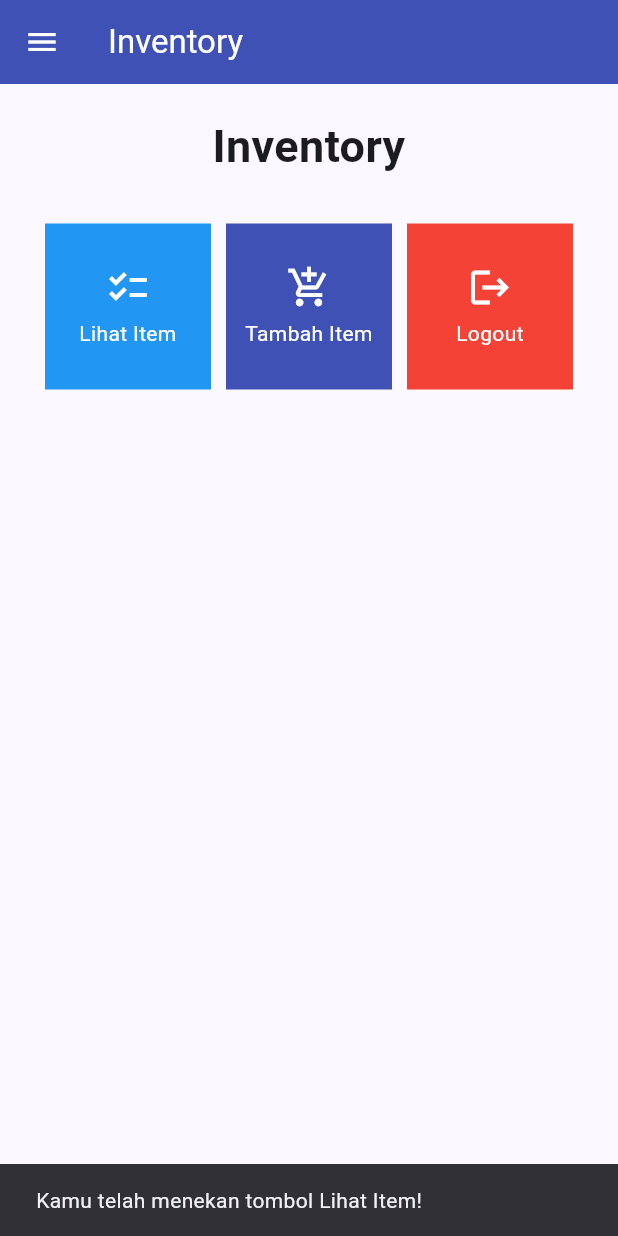
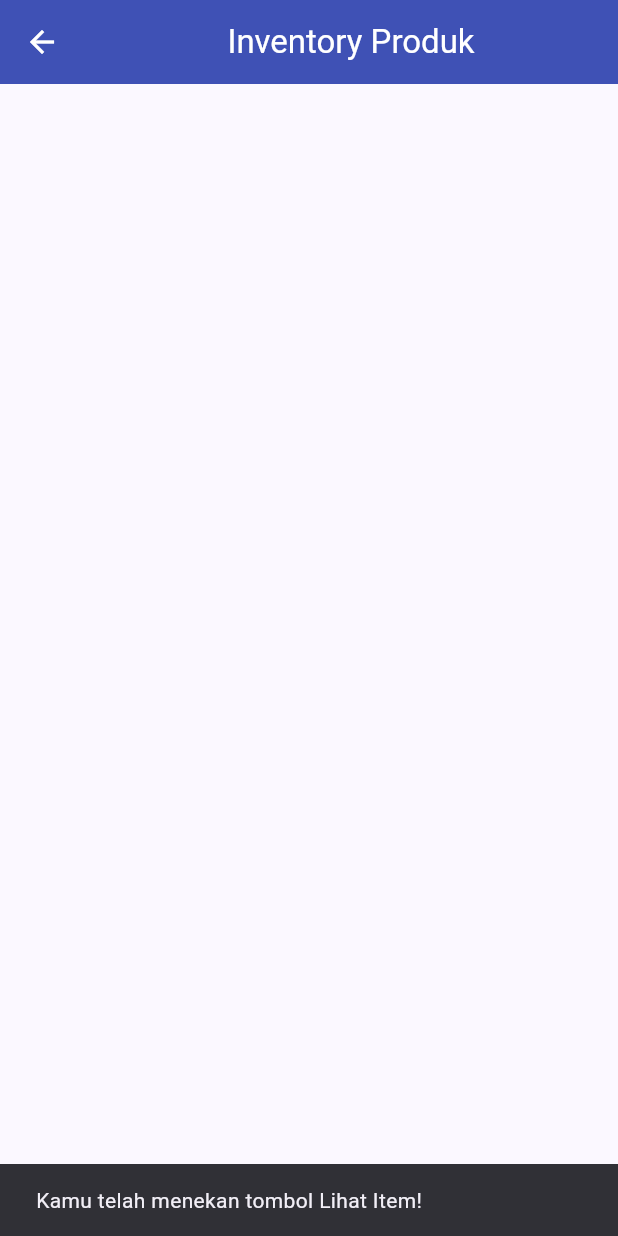
Before and after one commit to edbert2397/edbert_inventory_mobile, a Flutter app: the LeftDrawer widget shown alone on an empty page, opened directly, after a tap on "Halaman utama", after a tap on "Lihat Item", on a phone screen of 412 x 824 dp. Run offline on Flutter 3.47's test engine with Material 2 defaults, Android fonts, the phone set to English and light mode, and no system bars.

Commit message:
tugas 8 kelar

```diff
--- /dev/null
+++ b/lib/data.dart
@@ -0,0 +1,8 @@
+class Data {
+  String name;
+  int amount;
+  String description;
+
+  Data(this.name,this.amount,this.description);
+  static final List<Data> objects = [];
+}
--- /dev/null
+++ b/lib/screens/DaftarItem.dart
@@ -0,0 +1,41 @@
+import 'package:flutter/material.dart';
+import 'package:inventory/data.dart';
+class DaftarItem extends StatelessWidget {
+  const DaftarItem({super.key});
+
+  @override
+  Widget build(BuildContext context) {
+    return Scaffold(
+      appBar: AppBar(
+        title: const Center(
+          child: Text("Inventory Produk"),
+        ),
+        backgroundColor: Colors.indigo,
+        foregroundColor: Colors.white,
+      ),
+      body: GridView.builder(
+        gridDelegate: const SliverGridDelegateWithFixedCrossAxisCount(
+          crossAxisCount: 3,
+        ),
+        itemCount: Data.objects.length,
+        itemBuilder:(context,index){
+          final data = Data.objects[index];
+          return Card(
+            child: Padding(
+              padding: EdgeInsets.all(8),
+              child: Column(
+                mainAxisAlignment: MainAxisAlignment.center,
+                children: [
+                  Text(data.name, style: TextStyle(fontWeight: FontWeight.bold)),
+                  SizedBox(height: 8), // Adds space between the text
+                  Text('Amount: ${data.amount}'),
+                  Text(data.description),
+                ],
+              ),
+            )
+          );
+        } ,
+      ),
+    );
+  }
+}
--- a/lib/screens/inventory_form.dart
+++ b/lib/screens/inventory_form.dart
@@ -1,6 +1,6 @@
 import 'package:flutter/material.dart';
+import 'package:inventory/data.dart';
 import 'package:inventory/widgets/left_drawer.dart';
-
 class InventoryFormPage extends StatefulWidget {
   const InventoryFormPage({super.key});
 
@@ -116,6 +116,7 @@ class _InventoryFormPageState extends State<InventoryFormPage> {
                     ),
                     onPressed: () {
                       if(_formKey.currentState!.validate()){
+                        Data.objects.add(Data(_name,_price,_description));
                         showDialog(
                           context: context,
                           builder: (context) {
--- a/lib/widgets/left_drawer.dart
+++ b/lib/widgets/left_drawer.dart
@@ -1,5 +1,6 @@
 import 'package:flutter/material.dart';
 import 'package:flutter/material.dart';
+import 'package:inventory/screens/DaftarItem.dart';
 import 'package:inventory/screens/menu.dart';
 import 'package:inventory/screens/inventory_form.dart';
 
@@ -51,6 +52,17 @@ class LeftDrawer extends StatelessWidget {
             },
           ),
           ListTile(
+            leading: const Icon(Icons.view_list),
+            title: const Text("Daftar Item"),
+            onTap:(){
+              Navigator.push(
+                context,
+                MaterialPageRoute(
+                  builder: (context) => const DaftarItem())
+              );
+            }
+          ),
+          ListTile(
             leading: const Icon(Icons.add_shopping_cart),
             title: const Text("Tambah item"),
             onTap:(){
--- a/lib/widgets/shop_card.dart
+++ b/lib/widgets/shop_card.dart
@@ -1,4 +1,5 @@
 import 'package:flutter/material.dart';
+import 'package:inventory/screens/DaftarItem.dart';
 import 'package:inventory/screens/inventory_form.dart';
 class ShopItem{
   final String name;
@@ -24,6 +25,10 @@ class ShopCard extends StatelessWidget {
             ..showSnackBar(SnackBar(
               content: Text("Kamu telah menekan tombol ${item.name}!")));
 
+          if(item.name == "Lihat Item"){
+            Navigator.push(context,
+            MaterialPageRoute(builder: (context) => const  DaftarItem()));
+          }
           if(item.name == "Tambah Item"){
             Navigator.push(context,
             MaterialPageRoute(builder: (context) => const InventoryFormPage()));
```
Also changed, not shown: 1 other file.
